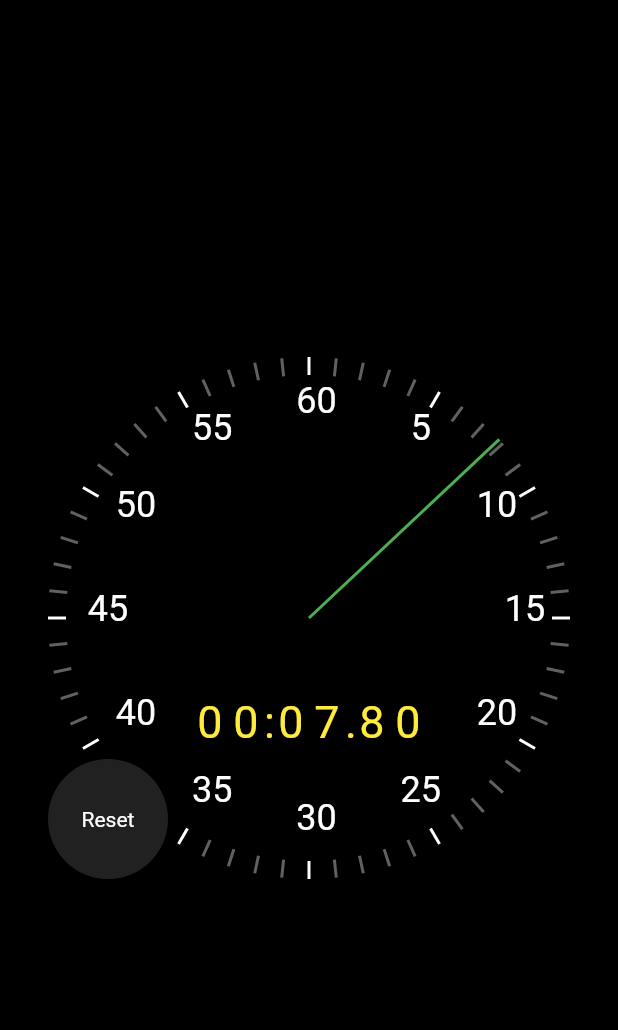
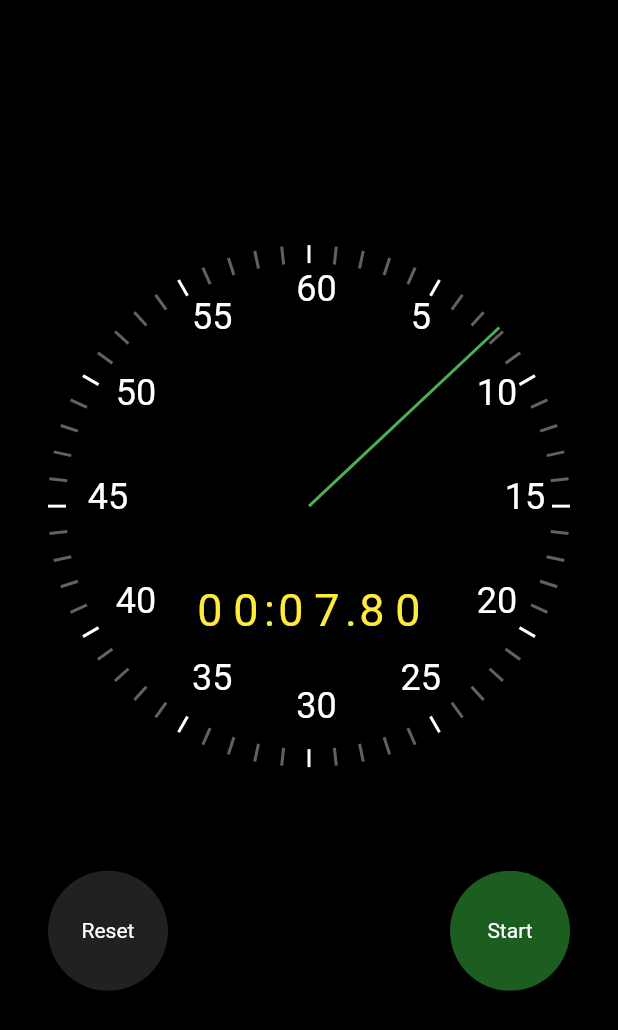
Before and after one commit to vikilinho/stopwatch, a Flutter app: the screen it shows after launch, on a phone screen of 412 x 824 dp. Shown: the top 1030 px of the screen. Run offline on Flutter 3.47's test engine with Material 2 defaults, Android fonts, the phone set to English and light mode, and no system bars.

Commit message:
new commit

```diff
--- a/lib/views/homepage.dart
+++ b/lib/views/homepage.dart
@@ -18,7 +18,7 @@ class _HomePageState extends State<HomePage> {
         body: Center(
             child: Padding(
           padding: EdgeInsets.all(32.0),
-          child: AspectRatio(aspectRatio: 1, child: Stopwatch()),
+          child: AspectRatio(aspectRatio: 0.7, child: Stopwatch()),
         )),
       ),
     );
--- a/lib/views/stopwatch.dart
+++ b/lib/views/stopwatch.dart
@@ -7,6 +7,7 @@ import 'package:flutter/material.dart';
 import 'package:flutter/scheduler.dart';
 import 'package:stopwatch/views/elapsedtime_text.dart';
 import 'package:stopwatch/views/reset_button.dart';
+import 'package:stopwatch/views/start_stop_button.dart';
 import 'package:stopwatch/views/stop_watch_renderer.dart';
 
 class Stopwatch extends StatefulWidget {
@@ -21,6 +22,7 @@ class _StopwatchState extends State<Stopwatch>
   Duration _elapsed = Duration.zero;
 
   late Ticker _ticker;
+  bool isrunning = false;
   @override
   void initState() {
     _ticker = createTicker((Duration elapsed) {
@@ -57,6 +59,16 @@ class _StopwatchState extends State<Stopwatch>
                   onPressed: () => null,
                 ),
               )),
+          Align(
+              alignment: Alignment.bottomRight,
+              child: SizedBox(
+                width: 80,
+                height: 80,
+                child: StartStopButton(
+                  isRunning: _ticker.muted,
+                  onPressed: () => null,
+                ),
+              )),
         ],
       );
     });
```
